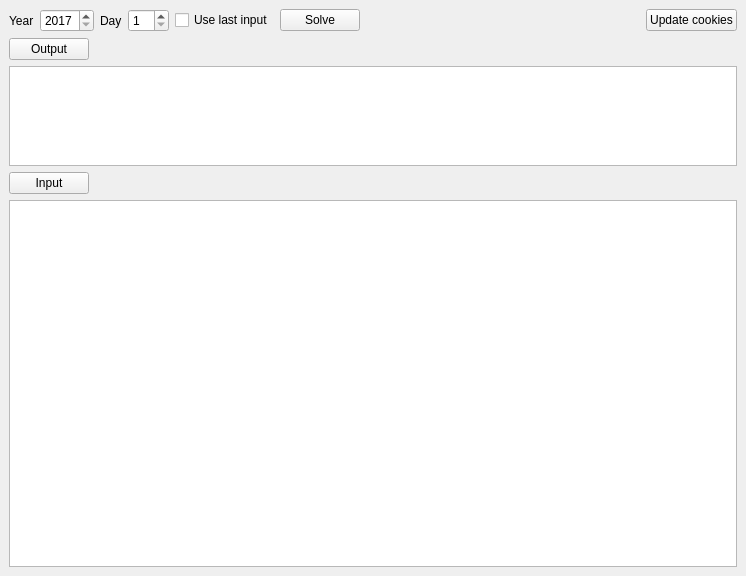
Old version of the form mainwindow.ui in the repository aboeuf/AdventOfCode_legacy.
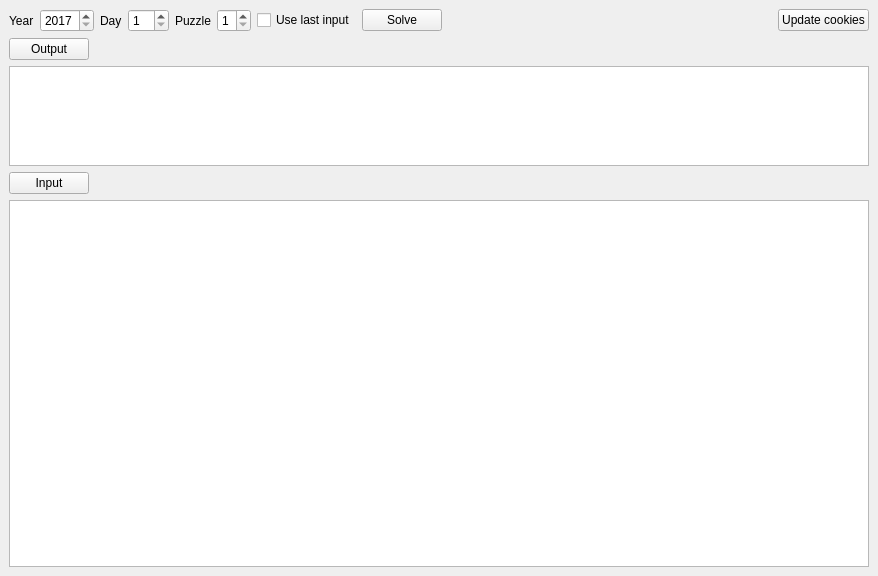
New version of the form.

Commit message: Add puzzle ID choice (1 or 2)

Diff of the .ui file:
```diff
--- a/mainwindow.ui
+++ b/mainwindow.ui
@@ -6,7 +6,7 @@
    <rect>
     <x>0</x>
     <y>0</y>
-    <width>746</width>
+    <width>878</width>
     <height>576</height>
    </rect>
   </property>
@@ -51,6 +51,23 @@
         </property>
        </widget>
       </item>
+      <item>
+       <widget class="QLabel" name="m_label_puzzle">
+        <property name="text">
+         <string>Puzzle</string>
+        </property>
+       </widget>
+      </item>
+      <item>
+       <widget class="QSpinBox" name="m_spin_box_puzzle">
+        <property name="minimum">
+         <number>1</number>
+        </property>
+        <property name="maximum">
+         <number>2</number>
+        </property>
+       </widget>
+      </item>
       <item>
        <widget class="QCheckBox" name="m_check_box_use_last_input">
         <property name="text">
```
The commit also changes 12 other files.
